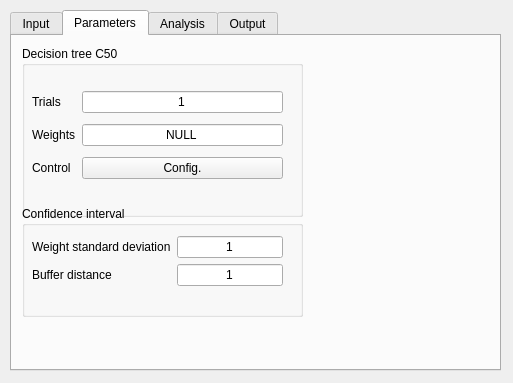
RuizGeo/filter_point_cloud, file filter_point_cloud_gui.ui: the form before one commit.
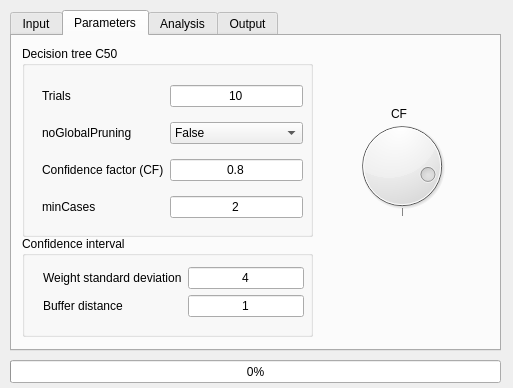
The form after the commit. The open tabs and pages were chosen to show the change. Custom widgets are drawn as their Qt base class.

What changed in the file:
```diff
--- a/filter_point_cloud_gui.ui
+++ b/filter_point_cloud_gui.ui
@@ -7,7 +7,7 @@
     <x>0</x>
     <y>0</y>
     <width>513</width>
-    <height>383</height>
+    <height>388</height>
    </rect>
   </property>
   <property name="windowTitle">
@@ -19,7 +19,7 @@
      <x>10</x>
      <y>10</y>
      <width>491</width>
-     <height>361</height>
+     <height>341</height>
     </rect>
    </property>
    <property name="currentIndex">
@@ -125,8 +125,8 @@
       <rect>
        <x>10</x>
        <y>10</y>
-       <width>281</width>
-       <height>171</height>
+       <width>291</width>
+       <height>191</height>
       </rect>
      </property>
      <property name="title">
@@ -135,65 +135,92 @@
      <widget class="QWidget" name="">
       <property name="geometry">
        <rect>
-        <x>10</x>
-        <y>40</y>
-        <width>251</width>
-        <height>101</height>
+        <x>20</x>
+        <y>30</y>
+        <width>261</width>
+        <height>153</height>
        </rect>
       </property>
       <layout class="QGridLayout" name="gridLayout">
-       <item row="1" column="0" colspan="2">
-        <widget class="QLabel" name="label_weights">
+       <item row="2" column="0">
+        <widget class="QLabel" name="label_conficence_factor">
          <property name="text">
-          <string>Weights</string>
+          <string>Confidence factor (CF)</string>
          </property>
         </widget>
        </item>
-       <item row="0" column="0" colspan="2">
+       <item row="0" column="0">
         <widget class="QLabel" name="label_trials">
          <property name="text">
           <string>Trials</string>
          </property>
         </widget>
        </item>
-       <item row="1" column="2">
-        <widget class="QLineEdit" name="lineEdit_weights">
-         <property name="layoutDirection">
-          <enum>Qt::LeftToRight</enum>
-         </property>
-         <property name="text">
-          <string>NULL</string>
-         </property>
-         <property name="alignment">
-          <set>Qt::AlignCenter</set>
-         </property>
-        </widget>
-       </item>
-       <item row="2" column="0" colspan="2">
-        <widget class="QLabel" name="label_control">
-         <property name="text">
-          <string>Control</string>
-         </property>
-        </widget>
-       </item>
-       <item row="0" column="2">
+       <item row="0" column="1">
         <widget class="QLineEdit" name="lineEdit_trials">
          <property name="layoutDirection">
           <enum>Qt::LeftToRight</enum>
          </property>
          <property name="text">
-          <string>1</string>
+          <string>10</string>
          </property>
          <property name="alignment">
           <set>Qt::AlignCenter</set>
          </property>
         </widget>
        </item>
-       <item row="2" column="2">
-        <widget class="QPushButton" name="pushButton_control">
+       <item row="3" column="1">
+        <widget class="QLineEdit" name="lineEdit_trials_3">
+         <property name="layoutDirection">
+          <enum>Qt::LeftToRight</enum>
+         </property>
          <property name="text">
-          <string>Config.</string>
+          <string>2</string>
          </property>
+         <property name="alignment">
+          <set>Qt::AlignCenter</set>
+         </property>
+        </widget>
+       </item>
+       <item row="3" column="0">
+        <widget class="QLabel" name="label_control_2">
+         <property name="text">
+          <string>minCases</string>
+         </property>
+        </widget>
+       </item>
+       <item row="1" column="0">
+        <widget class="QLabel" name="label_noGlobalPruning">
+         <property name="text">
+          <string>noGlobalPruning</string>
+         </property>
+        </widget>
+       </item>
+       <item row="2" column="1">
+        <widget class="QLineEdit" name="lineEdit_confidence_factor">
+         <property name="layoutDirection">
+          <enum>Qt::LeftToRight</enum>
+         </property>
+         <property name="text">
+          <string>0.8</string>
+         </property>
+         <property name="alignment">
+          <set>Qt::AlignCenter</set>
+         </property>
+        </widget>
+       </item>
+       <item row="1" column="1">
+        <widget class="QComboBox" name="comboBox_noGlobalPr">
+         <item>
+          <property name="text">
+           <string>False</string>
+          </property>
+         </item>
+         <item>
+          <property name="text">
+           <string>True</string>
+          </property>
+         </item>
         </widget>
        </item>
       </layout>
@@ -203,9 +230,9 @@
      <property name="geometry">
       <rect>
        <x>10</x>
-       <y>170</y>
-       <width>281</width>
-       <height>111</height>
+       <y>200</y>
+       <width>291</width>
+       <height>101</height>
       </rect>
      </property>
      <property name="title">
@@ -214,9 +241,9 @@
      <widget class="QWidget" name="">
       <property name="geometry">
        <rect>
-        <x>10</x>
-        <y>30</y>
-        <width>251</width>
+        <x>21</x>
+        <y>31</y>
+        <width>261</width>
         <height>62</height>
        </rect>
       </property>
@@ -234,7 +261,7 @@
           <enum>Qt::LeftToRight</enum>
          </property>
          <property name="text">
-          <string>1</string>
+          <string>4</string>
          </property>
          <property name="alignment">
           <set>Qt::AlignCenter</set>
@@ -264,6 +291,68 @@
       </layout>
      </widget>
     </widget>
+    <widget class="QDial" name="dial_confidence_factor">
+     <property name="geometry">
+      <rect>
+       <x>340</x>
+       <y>80</y>
+       <width>100</width>
+       <height>100</height>
+      </rect>
+     </property>
+     <property name="toolTip">
+      <string>&lt;html&gt;&lt;head/&gt;&lt;body&gt;&lt;p&gt;&lt;br/&gt;&lt;/p&gt;&lt;/body&gt;&lt;/html&gt;</string>
+     </property>
+     <property name="whatsThis">
+      <string>&lt;html&gt;&lt;head/&gt;&lt;body&gt;&lt;p&gt;&lt;br/&gt;&lt;/p&gt;&lt;/body&gt;&lt;/html&gt;</string>
+     </property>
+     <property name="maximum">
+      <number>100</number>
+     </property>
+     <property name="pageStep">
+      <number>5</number>
+     </property>
+     <property name="value">
+      <number>80</number>
+     </property>
+     <property name="sliderPosition">
+      <number>80</number>
+     </property>
+     <property name="tracking">
+      <bool>true</bool>
+     </property>
+     <property name="orientation">
+      <enum>Qt::Vertical</enum>
+     </property>
+     <property name="invertedAppearance">
+      <bool>false</bool>
+     </property>
+     <property name="invertedControls">
+      <bool>true</bool>
+     </property>
+     <property name="wrapping">
+      <bool>true</bool>
+     </property>
+     <property name="notchTarget">
+      <double>100.000000000000000</double>
+     </property>
+     <property name="notchesVisible">
+      <bool>true</bool>
+     </property>
+    </widget>
+    <widget class="QLabel" name="label_CF">
+     <property name="geometry">
+      <rect>
+       <x>379</x>
+       <y>69</y>
+       <width>18</width>
+       <height>17</height>
+      </rect>
+     </property>
+     <property name="text">
+      <string>CF</string>
+     </property>
+    </widget>
    </widget>
    <widget class="QWidget" name="tab_analysis">
     <attribute name="title">
@@ -299,7 +388,33 @@
     </attribute>
    </widget>
   </widget>
+  <widget class="QProgressBar" name="progressBar">
+   <property name="geometry">
+    <rect>
+     <x>10</x>
+     <y>360</y>
+     <width>491</width>
+     <height>23</height>
+    </rect>
+   </property>
+   <property name="value">
+    <number>0</number>
+   </property>
+  </widget>
  </widget>
+ <customwidgets>
+  <customwidget>
+   <class>Q3Frame</class>
+   <extends>QFrame</extends>
+   <header>Qt3Support/Q3Frame</header>
+   <container>1</container>
+  </customwidget>
+  <customwidget>
+   <class>Q3ListBox</class>
+   <extends>Q3Frame</extends>
+   <header>q3listbox.h</header>
+  </customwidget>
+ </customwidgets>
  <resources/>
  <connections/>
 </ui>
```
Left out of the diff: 183 changed lines with no effect on the pictures.
